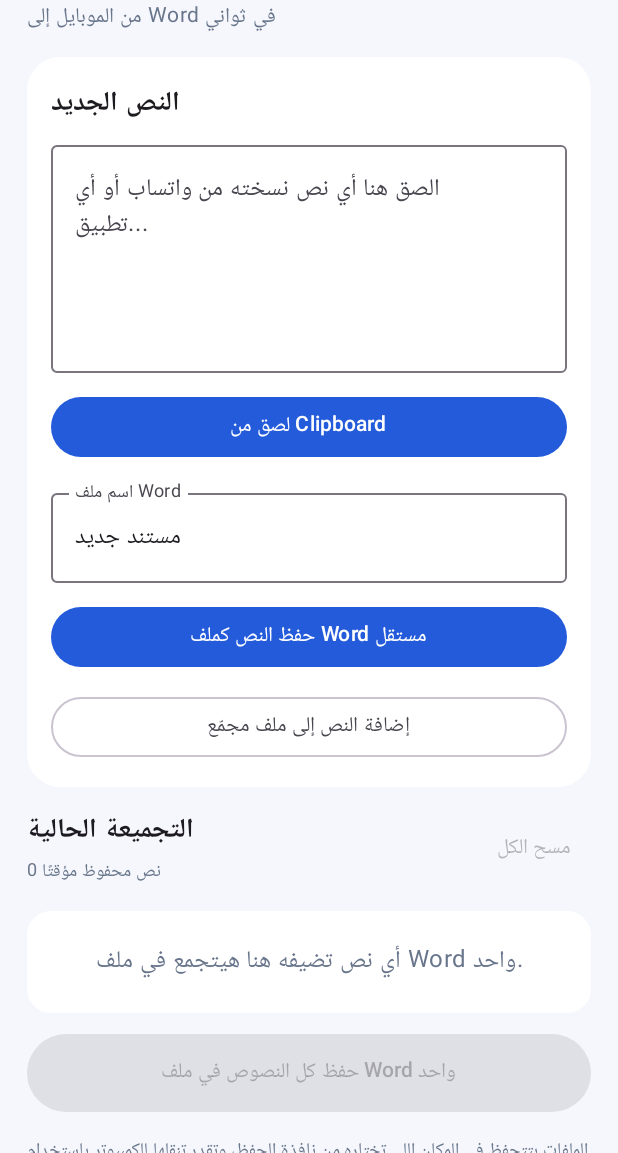
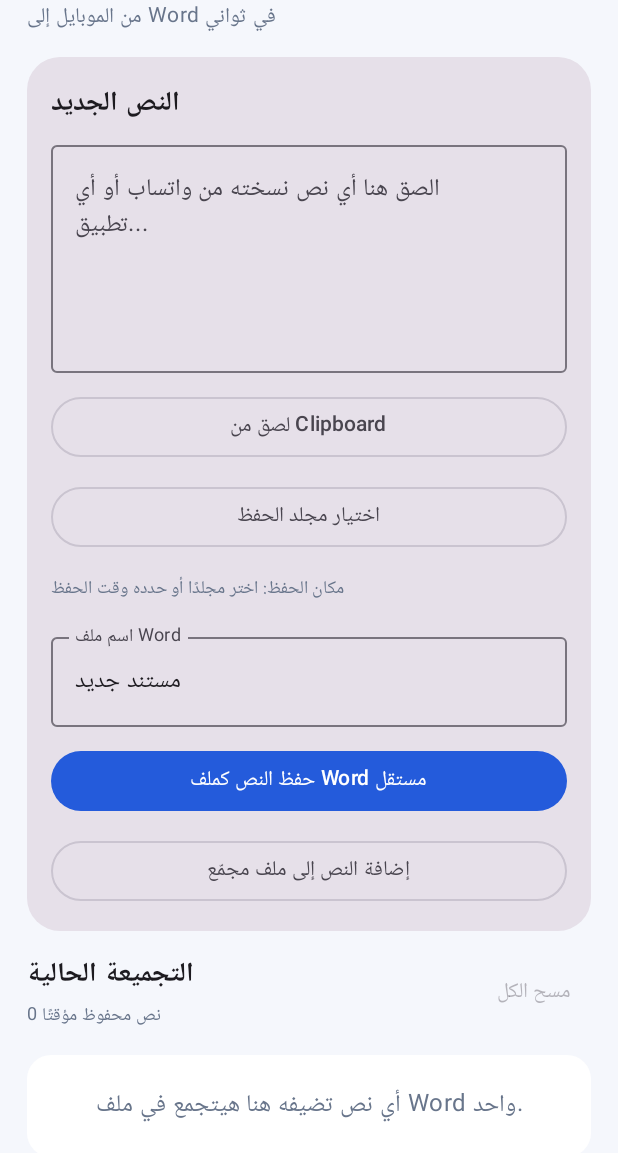
Before and after one commit to Nonocode-byt/First, an Android app built with Jetpack Compose: the screen it shows after launch (MainActivity), after a tap on "لصق من Clipboard", on a phone screen of 412 x 824 dp, the part 83-1236 px from its top. Run offline under Robolectric (Android 15) with nearby library versions, the phone set to English and light mode, and no system bars.

Commit message:
Add persistent folder selection for Word exports

```diff
--- a/app/src/main/java/com/copy2word/app/MainActivity.kt
+++ b/app/src/main/java/com/copy2word/app/MainActivity.kt
@@ -1,11 +1,9 @@
 package com.copy2word.app
 
-import android.content.ClipData
-import android.content.ClipboardManager
 import android.content.Context
-import android.content.Intent
 import android.net.Uri
 import android.os.Bundle
+import android.provider.DocumentsContract
 import android.widget.Toast
 import androidx.activity.ComponentActivity
 import androidx.activity.compose.rememberLauncherForActivityResult
@@ -31,35 +29,71 @@ import java.util.zip.ZipOutputStream
 
 class MainActivity : ComponentActivity() {
     private var pendingDoc: ByteArray? = null
-    private var pendingName: String = "Copy2Word.docx"
+    private var pendingName = "Copy2Word.docx"
+    private val prefs by lazy { getSharedPreferences("copy2word", Context.MODE_PRIVATE) }
 
     override fun onCreate(savedInstanceState: Bundle?) {
         super.onCreate(savedInstanceState)
-        setContent { Copy2WordScreen(
+        setContent {
+            Copy2WordScreen(
+                folderChosen = prefs.getString("folder_uri", null) != null,
+                onChooseFolder = { folderLauncher.launch(null) },
                 onExport = { name, text ->
                     pendingName = safeName(name)
                     pendingDoc = DocxWriter.create(text)
-                exportLauncher.launch(pendingName)
+                    val savedTree = prefs.getString("folder_uri", null)?.let(Uri::parse)
+                    if (savedTree != null) saveIntoChosenFolder(savedTree)
+                    else exportLauncher.launch(pendingName)
                 }
-        ) }
+            )
+        }
+    }
+
+    private val folderLauncher by lazy {
+        registerForActivityResult(ActivityResultContracts.OpenDocumentTree()) { uri: Uri? ->
+            if (uri != null) {
+                try {
+                    contentResolver.takePersistableUriPermission(
+                        uri,
+                        android.content.Intent.FLAG_GRANT_READ_URI_PERMISSION or
+                            android.content.Intent.FLAG_GRANT_WRITE_URI_PERMISSION
+                    )
+                    prefs.edit().putString("folder_uri", uri.toString()).apply()
+                    Toast.makeText(this, "تم اختيار مجلد الحفظ", Toast.LENGTH_LONG).show()
+                } catch (e: Exception) {
+                    Toast.makeText(this, "تعذر حفظ اختيار المجلد", Toast.LENGTH_LONG).show()
+                }
+            }
+        }
     }
 
     private val exportLauncher by lazy {
         registerForActivityResult(ActivityResultContracts.CreateDocument(
             "application/vnd.openxmlformats-officedocument.wordprocessingml.document"
-        )) { uri: Uri? ->
-            if (uri != null) {
+        )) { uri: Uri? -> if (uri != null) writeDoc(uri) }
+    }
+
+    private fun saveIntoChosenFolder(treeUri: Uri) {
         try {
-                    contentResolver.openOutputStream(uri)?.use { out ->
-                        out.write(pendingDoc ?: byteArrayOf())
+            val uri = DocumentsContract.createDocument(
+                contentResolver, treeUri,
+                "application/vnd.openxmlformats-officedocument.wordprocessingml.document",
+                pendingName
+            )
+            if (uri != null) writeDoc(uri)
+            else Toast.makeText(this, "تعذر إنشاء الملف في المجلد المختار", Toast.LENGTH_LONG).show()
+        } catch (e: Exception) {
+            Toast.makeText(this, "تعذر الحفظ؛ اختر مجلدًا آخر", Toast.LENGTH_LONG).show()
         }
+    }
+
+    private fun writeDoc(uri: Uri) {
+        try {
+            contentResolver.openOutputStream(uri)?.use { it.write(pendingDoc ?: byteArrayOf()) }
             Toast.makeText(this, "تم حفظ ملف Word بنجاح", Toast.LENGTH_LONG).show()
         } catch (e: Exception) {
             Toast.makeText(this, "تعذر حفظ الملف: ${e.localizedMessage}", Toast.LENGTH_LONG).show()
-                }
-            }
-            pendingDoc = null
-        }
+        } finally { pendingDoc = null }
     }
 
     private fun safeName(value: String): String {
@@ -72,21 +106,18 @@ class MainActivity : ComponentActivity() {
 
 @OptIn(ExperimentalMaterial3Api::class)
 @Composable
-private fun Copy2WordScreen(onExport: (String, String) -> Unit) {
+private fun Copy2WordScreen(
+    folderChosen: Boolean,
+    onChooseFolder: () -> Unit,
+    onExport: (String, String) -> Unit
+) {
     val context = LocalContext.current
     var draft by remember { mutableStateOf("") }
     var fileName by remember { mutableStateOf("مستند جديد") }
     val snippets = remember { mutableStateListOf<String>() }
-    val clipboard = context.getSystemService(Context.CLIPBOARD_SERVICE) as ClipboardManager
+    val clipboard = context.getSystemService(Context.CLIPBOARD_SERVICE) as android.content.ClipboardManager
 
-    MaterialTheme(
-        colorScheme = lightColorScheme(
-            primary = Color(0xFF245BDB),
-            secondary = Color(0xFF13A89E),
-            background = Color(0xFFF5F7FC),
-            surface = Color.White
-        )
-    ) {
+    MaterialTheme(colorScheme = lightColorScheme(primary = Color(0xFF245BDB), background = Color(0xFFF5F7FC), surface = Color.White)) {
         Scaffold(containerColor = Color(0xFFF5F7FC)) { padding ->
             LazyColumn(
                 modifier = Modifier.fillMaxSize().padding(padding).padding(horizontal = 18.dp),
@@ -100,7 +131,7 @@ private fun Copy2WordScreen(onExport: (String, String) -> Unit) {
                     }
                 }
                 item {
-                    Card(shape = RoundedCornerShape(22.dp), colors = CardDefaults.cardColors(containerColor = Color.White)) {
+                    Card(shape = RoundedCornerShape(22.dp)) {
                         Column(Modifier.fillMaxWidth().padding(16.dp), verticalArrangement = Arrangement.spacedBy(12.dp)) {
                             Text("النص الجديد", fontSize = 18.sp, fontWeight = FontWeight.Bold)
                             OutlinedTextField(
@@ -109,36 +140,29 @@ private fun Copy2WordScreen(onExport: (String, String) -> Unit) {
                                 placeholder = { Text("الصق هنا أي نص نسخته من واتساب أو أي تطبيق...") },
                                 minLines = 5
                             )
-                            Button(
-                                onClick = {
-                                    val item = clipboard.primaryClip?.getItemAt(0)?.coerceToText(context)?.toString().orEmpty()
-                                    if (item.isNotBlank()) draft = item
+                            OutlinedButton(onClick = {
+                                val copied = clipboard.primaryClip?.getItemAt(0)?.coerceToText(context)?.toString().orEmpty()
+                                if (copied.isNotBlank()) draft = copied
                                 else Toast.makeText(context, "مفيش نص منسوخ في Clipboard", Toast.LENGTH_SHORT).show()
-                                },
-                                modifier = Modifier.fillMaxWidth()
-                            ) { Text("لصق من Clipboard") }
-                            OutlinedTextField(
-                                value = fileName, onValueChange = { fileName = it },
-                                modifier = Modifier.fillMaxWidth(), singleLine = true,
-                                label = { Text("اسم ملف Word") }
+                            }, modifier = Modifier.fillMaxWidth()) { Text("لصق من Clipboard") }
+                            OutlinedButton(onClick = onChooseFolder, modifier = Modifier.fillMaxWidth()) {
+                                Text(if (folderChosen) "تغيير مجلد الحفظ" else "اختيار مجلد الحفظ")
+                            }
+                            Text(
+                                if (folderChosen) "مكان الحفظ: المجلد الذي اخترته" else "مكان الحفظ: اختر مجلدًا أو حدده وقت الحفظ",
+                                color = Color(0xFF68758B), fontSize = 12.sp
                             )
-                            Button(
-                                onClick = {
-                                    if (draft.isBlank()) Toast.makeText(context, "اكتب أو الصق نص الأول", Toast.LENGTH_SHORT).show()
+                            OutlinedTextField(value = fileName, onValueChange = { fileName = it }, modifier = Modifier.fillMaxWidth(), singleLine = true, label = { Text("اسم ملف Word") })
+                            Button(onClick = {
+                                if (draft.isBlank()) Toast.makeText(context, "الصق نص الأول", Toast.LENGTH_SHORT).show()
                                 else onExport(fileName, draft)
-                                },
-                                modifier = Modifier.fillMaxWidth()
-                            ) { Text("حفظ النص كملف Word مستقل") }
-                            OutlinedButton(
-                                onClick = {
+                            }, modifier = Modifier.fillMaxWidth()) { Text("حفظ النص كملف Word مستقل") }
+                            OutlinedButton(onClick = {
                                 if (draft.isNotBlank()) {
-                                        snippets.add(draft.trim())
-                                        draft = ""
+                                    snippets.add(draft.trim()); draft = ""
                                     Toast.makeText(context, "اتضاف النص للتجميعة", Toast.LENGTH_SHORT).show()
                                 } else Toast.makeText(context, "الصق نص الأول", Toast.LENGTH_SHORT).show()
-                                },
-                                modifier = Modifier.fillMaxWidth()
-                            ) { Text("إضافة النص إلى ملف مجمّع") }
+                            }, modifier = Modifier.fillMaxWidth()) { Text("إضافة النص إلى ملف مجمّع") }
                         }
                     }
                 }
@@ -152,14 +176,10 @@ private fun Copy2WordScreen(onExport: (String, String) -> Unit) {
                     }
                 }
                 if (snippets.isEmpty()) {
-                    item {
-                        Box(Modifier.fillMaxWidth().background(Color.White, RoundedCornerShape(16.dp)).padding(20.dp), contentAlignment = Alignment.Center) {
-                            Text("أي نص تضيفه هنا هيتجمع في ملف Word واحد.", color = Color(0xFF68758B))
-                        }
-                    }
+                    item { Box(Modifier.fillMaxWidth().background(Color.White, RoundedCornerShape(16.dp)).padding(20.dp), contentAlignment = Alignment.Center) { Text("أي نص تضيفه هنا هيتجمع في ملف Word واحد.", color = Color(0xFF68758B)) } }
                 } else {
                     itemsIndexed(snippets) { index, item ->
-                        Card(colors = CardDefaults.cardColors(containerColor = Color.White)) {
+                        Card {
                             Row(Modifier.fillMaxWidth().padding(12.dp), verticalAlignment = Alignment.CenterVertically) {
                                 Text("${index + 1}.", fontWeight = FontWeight.Bold, color = Color(0xFF245BDB))
                                 Spacer(Modifier.width(10.dp))
@@ -170,17 +190,10 @@ private fun Copy2WordScreen(onExport: (String, String) -> Unit) {
                     }
                 }
                 item {
-                    Button(
-                        onClick = {
-                            if (snippets.isNotEmpty()) onExport("مستند مجمع", snippets.joinToString("\n\n--------------------\n\n"))
+                    Button(onClick = {
+                        if (snippets.isNotEmpty()) onExport("مستند مجمع", snippets.joinToString("\\n\\n--------------------\\n\\n"))
                         else Toast.makeText(context, "أضف نص واحد على الأقل للتجميعة", Toast.LENGTH_SHORT).show()
-                        },
-                        enabled = snippets.isNotEmpty(),
-                        modifier = Modifier.fillMaxWidth().height(52.dp)
-                    ) { Text("حفظ كل النصوص في ملف Word واحد") }
-                }
-                item {
-                    Text("الملفات بتتحفظ في المكان اللي تختاره من نافذة الحفظ، وتقدر تنقلها للكمبيوتر باستخدام USB أو تشاركها.", color = Color(0xFF68758B), fontSize = 12.sp)
+                    }, enabled = snippets.isNotEmpty(), modifier = Modifier.fillMaxWidth().height(52.dp)) { Text("حفظ كل النصوص في ملف Word واحد") }
                 }
             }
         }
@@ -189,7 +202,7 @@ private fun Copy2WordScreen(onExport: (String, String) -> Unit) {
 
 private object DocxWriter {
     fun create(text: String): ByteArray {
-        val paragraphs = text.split("\n").joinToString("") { line ->
+        val paragraphs = text.split("\\n").joinToString("") { line ->
             val escaped = xmlEscape(line)
             """<w:p><w:pPr><w:bidi/><w:jc w:val="right"/></w:pPr><w:r><w:rPr><w:rtl/><w:lang w:val="ar-EG"/></w:rPr><w:t xml:space="preserve">$escaped</w:t></w:r></w:p>"""
         }
@@ -202,18 +215,11 @@ private object DocxWriter {
         val output = ByteArrayOutputStream()
         ZipOutputStream(output).use { zip ->
             fun entry(name: String, value: String) {
-                zip.putNextEntry(ZipEntry(name))
-                zip.write(value.toByteArray(Charsets.UTF_8))
-                zip.closeEntry()
+                zip.putNextEntry(ZipEntry(name)); zip.write(value.toByteArray(Charsets.UTF_8)); zip.closeEntry()
             }
-            entry("[Content_Types].xml", types)
-            entry("_rels/.rels", rels)
-            entry("word/document.xml", document)
+            entry("[Content_Types].xml", types); entry("_rels/.rels", rels); entry("word/document.xml", document)
         }
         return output.toByteArray()
     }
-
-    private fun xmlEscape(value: String): String = value
-        .replace("&", "&amp;").replace("<", "&lt;").replace(">", "&gt;")
-        .replace("\"", "&quot;").replace("'", "&apos;")
+    private fun xmlEscape(value: String): String = value.replace("&", "&amp;").replace("<", "&lt;").replace(">", "&gt;").replace("\"", "&quot;").replace("'", "&apos;")
 }
```
Lines whose indentation alone changed are shown as unchanged.
